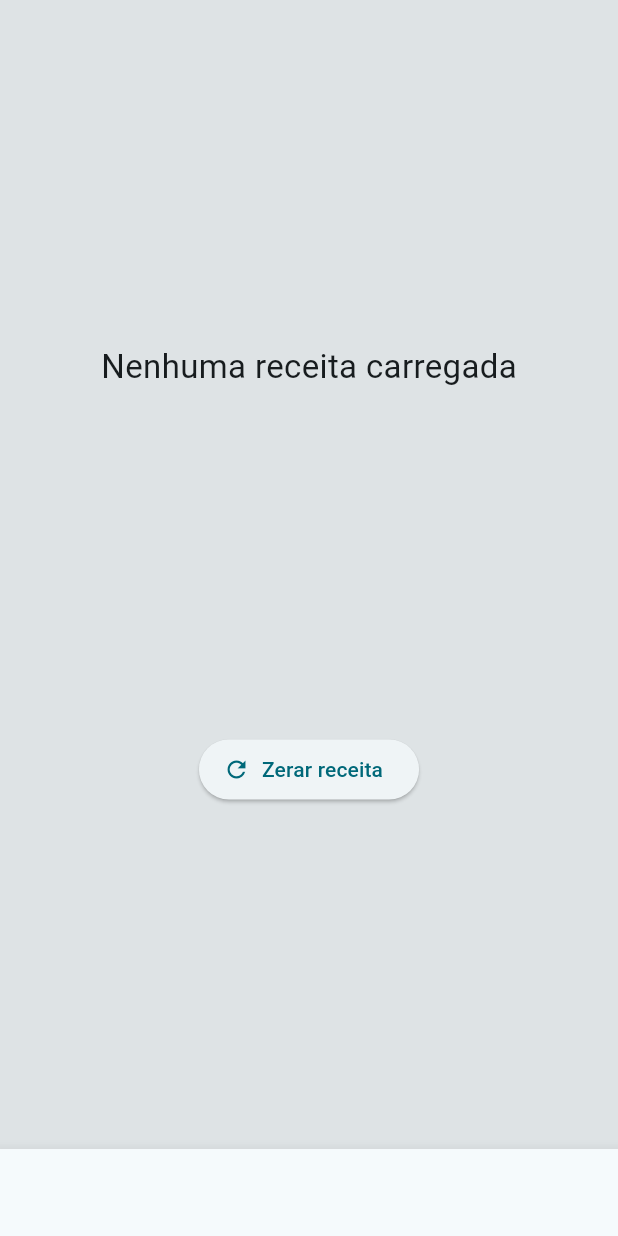
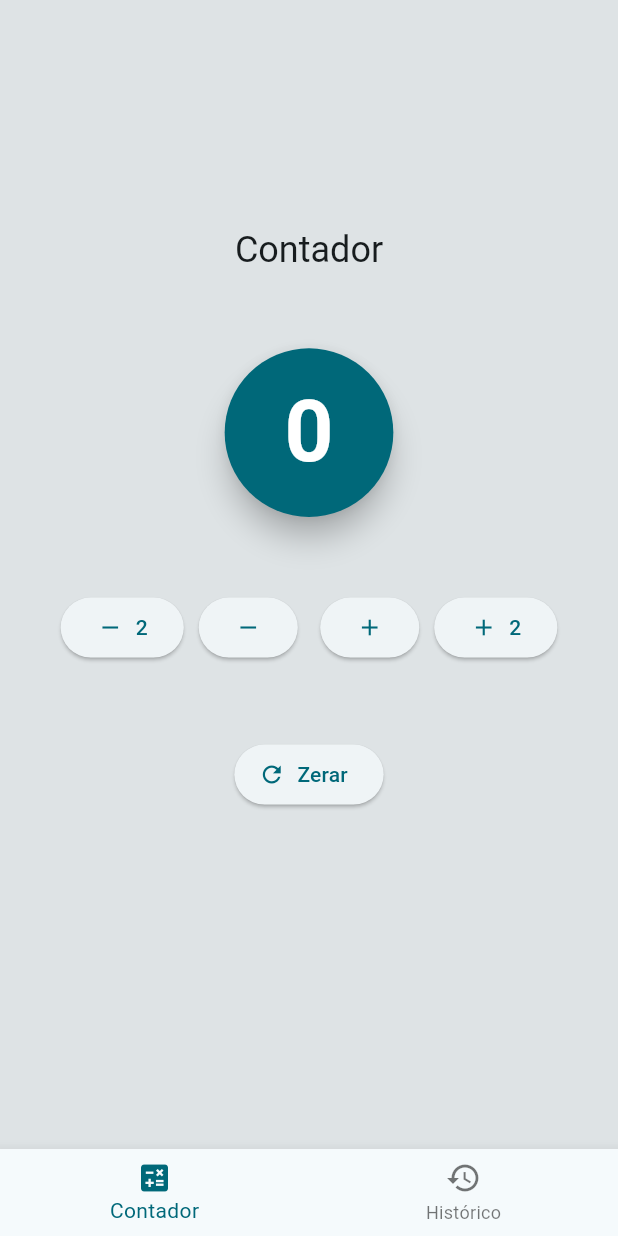
Before and after one commit to walteraf/imd-contadorapp, a Flutter app: the screen it shows after launch, on a phone screen of 412 x 824 dp. Run offline on Flutter 3.47's test engine with Material 3 defaults, Android fonts, the phone set to English and light mode, and no system bars.

Commit message:
Revert "feat: implementação do contador de passos do crochÊ"
This reverts commit 6a638da854573239a1d5db98ec8e8d351aec9e06.

```diff
--- a/devtools_options.yaml
+++ /dev/null
@@ -1,3 +0,0 @@
-description: This file stores settings for Dart & Flutter DevTools.
-documentation: https://docs.flutter.dev/tools/devtools/extensions#configure-extension-enablement-states
-extensions:
--- a/lib/main.dart
+++ b/lib/main.dart
@@ -1,10 +1,7 @@
 import 'package:flutter/material.dart';
 import 'package:provider/provider.dart';
-import 'pages/cadastrar_receita_page.dart';
 import 'pages/home_page.dart';
-import 'pages/lista_receitas_page.dart';
 import 'state/counter_app_state.dart';
-import 'state/receita_state.dart';
 
 void main() {
   runApp(const MyApp());
@@ -15,25 +12,16 @@ class MyApp extends StatelessWidget {
 
   @override
   Widget build(BuildContext context) {
-    return MultiProvider(
-      providers: [
-        ChangeNotifierProvider(create: (_) => CounterAppState()),
-        ChangeNotifierProvider(create: (_) => ReceitaState()),
-      ],
+    return ChangeNotifierProvider(
+      create: (context) => CounterAppState(),
       child: MaterialApp(
         title: 'Contador App',
         theme: ThemeData(
           useMaterial3: true,
           colorScheme: ColorScheme.fromSeed(
-            seedColor: const Color.fromARGB(255, 11, 113, 131),
-          ),
+              seedColor: const Color.fromARGB(255, 11, 113, 131)),
         ),
-        initialRoute: "/",
-        routes: {
-          "/": (context) => const HomePage(),
-          "/cadastrar": (context) => const CadastrarReceitaPage(),
-          "/receitas": (context) => const ListaReceitasPage(),
-        },
+        home: const HomePage(),
       ),
     );
   }
--- a/lib/models/receita.dart
+++ /dev/null
@@ -1,27 +0,0 @@
-import 'receita_passo.dart';
-
-class Receita {
-  final String titulo;
-  final List<ReceitaPasso> passos;
-
-  Receita({
-    required this.titulo,
-    required this.passos,
-  });
-
-  Map<String, dynamic> toMap() {
-    return {
-      "titulo": titulo,
-      "passos": passos.map((p) => p.toMap()).toList(),
-    };
-  }
-
-  factory Receita.fromMap(Map<String, dynamic> map) {
-    return Receita(
-      titulo: map["titulo"],
-      passos: (map["passos"] as List)
-          .map((p) => ReceitaPasso.fromMap(p))
-          .toList(),
-    );
-  }
-}
--- a/lib/models/receita_passo.dart
+++ /dev/null
@@ -1,23 +0,0 @@
-class ReceitaPasso {
-  final String descricao;
-  final int repeticoes;
-
-  ReceitaPasso({
-    required this.descricao,
-    required this.repeticoes,
-  });
-
-  Map<String, dynamic> toMap() {
-    return {
-      "descricao": descricao,
-      "repeticoes": repeticoes,
-    };
-  }
-
-  factory ReceitaPasso.fromMap(Map<String, dynamic> map) {
-    return ReceitaPasso(
-      descricao: map["descricao"],
-      repeticoes: map["repeticoes"],
-    );
-  }
-}
--- a/lib/pages/counter_page.dart
+++ b/lib/pages/counter_page.dart
@@ -1,6 +1,7 @@
 import 'package:flutter/material.dart';
 import 'package:provider/provider.dart';
 import '../state/counter_app_state.dart';
+import '../widgets/big_counter_card.dart';
 
 class CounterPage extends StatelessWidget {
   const CounterPage({super.key});
@@ -8,91 +9,85 @@ class CounterPage extends StatelessWidget {
   @override
   Widget build(BuildContext context) {
     final appState = context.watch<CounterAppState>();
-    final passoAtual = appState.passoAtual;
+    final theme = Theme.of(context);
 
     return Center(
       child: Column(
         mainAxisAlignment: MainAxisAlignment.center,
         children: [
-          const Spacer(),
+          const Spacer(flex: 2),
+          Text(
+            'Contador',
+            style: theme.textTheme.headlineSmall,
+          ),
+          const SizedBox(height: 30),
+          BigCounterCard(counter: appState.counter),
+          const SizedBox(height: 30),
+          LayoutBuilder(builder: (context, constraints) {
+            bool isSmall = constraints.maxWidth < 600;
 
-          if (passoAtual != null)
-            Column(
+            return Row(
+              mainAxisSize: MainAxisSize.min,
               children: [
-                // Título da receita
-                Text(
-                  appState.currentRecipeTitle,
-                  style: const TextStyle(fontSize: 24, fontWeight: FontWeight.bold),
+                ElevatedButton(
+                  onPressed: appState.subtractTwo,
+                  child: Row(
+                    mainAxisSize: MainAxisSize.min,
+                    children: [
+                      Icon(Icons.remove),
+                      SizedBox(width: 8),
+                      Text('2'),
+                    ],
+                  ),
                 ),
-                const SizedBox(height: 10),
-
-                // Passo atual
-                Text(
-                  "Passo atual:",
-                  style: const TextStyle(fontSize: 22, fontWeight: FontWeight.w600),
+                const SizedBox(width: 10),
+                isSmall
+                    ? ElevatedButton(
+                        // Tela pequena
+                        onPressed: appState.decrement,
+                        child: const Icon(Icons.remove),
+                      )
+                    : ElevatedButton.icon(
+                        // Tela média a grande
+                        onPressed: appState.decrement,
+                        icon: const Icon(Icons.remove),
+                        label: const Text('Decrementar'),
+                      ),
+                const SizedBox(width: 15),
+                isSmall
+                    ? ElevatedButton(
+                        // Tela pequena
+                        onPressed: appState.increment,
+                        child: const Icon(Icons.add),
+                      )
+                    : ElevatedButton.icon(
+                        // Tela média a grande
+                        onPressed: appState.increment,
+                        icon: const Icon(Icons.add),
+                        label: const Text('Incrementar'),
+                      ),
+                const SizedBox(width: 10),
+                ElevatedButton(
+                  onPressed: appState.addTwo,
+                  child: Row(
+                    mainAxisSize: MainAxisSize.min,
+                    children: [
+                      Icon(Icons.add),
+                      SizedBox(width: 8),
+                      Text('2'),
+                    ],
+                  ),
                 ),
-                const SizedBox(height: 10),
-                Text(
-                  passoAtual.descricao,
-                  style: const TextStyle(fontSize: 28, fontWeight: FontWeight.bold),
-                  textAlign: TextAlign.center,
-                ),
-                const SizedBox(height: 10),
-                Text(
-                  "Repetição ${appState.repeticoesFeitasNoPasso} / ${passoAtual.repeticoes}",
-                  style: const TextStyle(fontSize: 18),
-                ),
-                const SizedBox(height: 20),
-
-                // Botões Voltar / Avançar
-                Row(
-                  mainAxisAlignment: MainAxisAlignment.center,
-                  children: [
-                    ElevatedButton.icon(
-                      onPressed: (appState.repeticoesFeitasNoPasso > 0 ||
-                              appState.currentStepIndex > 0)
-                          ? appState.voltarRepeticao
-                          : null,
-                      icon: const Icon(Icons.navigate_before),
-                      label: const Text("Voltar"),
-                    ),
-                    const SizedBox(width: 20),
-                    ElevatedButton.icon(
-                      onPressed: (appState.currentStepIndex < appState.passos.length - 1 ||
-                              appState.repeticoesFeitasNoPasso < passoAtual.repeticoes)
-                          ? appState.avancarRepeticao
-                          : null,
-                      icon: const Icon(Icons.navigate_next),
-                      label: const Text("Avançar"),
-                    ),
-                  ],
-                ),
-                const SizedBox(height: 20),
-
-                // Conclusão da receita
-                if (appState.currentStepIndex == appState.passos.length - 1 &&
-                    appState.repeticoesFeitasNoPasso == passoAtual.repeticoes)
-                  const Text(
-                    "Receita concluída! 🎉",
-                    style: TextStyle(fontSize: 20, color: Colors.green),
-                  ),
               ],
-            )
-          else
-            const Text(
-              "Nenhuma receita carregada",
-              style: TextStyle(fontSize: 22),
-            ),
-
-          const Spacer(),
-
+            );
+          }),
+          const SizedBox(height: 50),
           ElevatedButton.icon(
             onPressed: appState.reset,
             icon: const Icon(Icons.refresh),
-            label: const Text("Zerar receita"),
+            label: const Text('Zerar'),
           ),
-
-          const Spacer(),
+          const Spacer(flex: 3),
         ],
       ),
     );
--- a/lib/pages/home_page.dart
+++ b/lib/pages/home_page.dart
@@ -1,6 +1,4 @@
 import 'package:flutter/material.dart';
-import 'package:flutter_application_unid2/pages/cadastrar_receita_page.dart';
-import 'package:flutter_application_unid2/pages/lista_receitas_page.dart';
 import 'counter_page.dart';
 import 'history_page.dart';
 
@@ -27,12 +25,6 @@ class _HomePageState extends State<HomePage> {
       case 1:
         page = HistoryPage();
         break;
-      case 2:
-        page = CadastrarReceitaPage();
-        break;
-      case 3:
-        page = ListaReceitasPage();   // ⭐ NOVA PÁGINA: LISTA DE RECEITAS
-        break;
       default:
         throw UnimplementedError("Página não existe");
     }
@@ -48,7 +40,7 @@ class _HomePageState extends State<HomePage> {
     return Scaffold(
       body: LayoutBuilder(
         builder: (context, constraints) {
-          // Layout celular
+          // Layout para celular
           if (constraints.maxWidth < 450) {
             return Column(
               children: [
@@ -68,14 +60,6 @@ class _HomePageState extends State<HomePage> {
                         icon: Icon(Icons.history),
                         label: 'Histórico',
                       ),
-                      BottomNavigationBarItem(
-                        icon: Icon(Icons.edit_note),
-                        label: 'Cadastrar',
-                      ),
-                      BottomNavigationBarItem(
-                        icon: Icon(Icons.list_alt),  // ⭐ ÍCONE DA LISTA
-                        label: 'Receitas',
-                      ),
                     ],
                   ),
                 ),
@@ -83,7 +67,7 @@ class _HomePageState extends State<HomePage> {
             );
           }
 
-          // Layout tablet/desktop
+          // Layout para tablet/desktop
           return Row(
             children: [
               SafeArea(
@@ -102,14 +86,6 @@ class _HomePageState extends State<HomePage> {
                       icon: Icon(Icons.history),
                       label: Text('Histórico'),
                     ),
-                    NavigationRailDestination(
-                      icon: Icon(Icons.edit_note),
-                      label: Text('Cadastrar'),
-                    ),
-                    NavigationRailDestination(
-                      icon: Icon(Icons.list_alt), // ⭐ LISTA
-                      label: Text('Receitas'),
-                    ),
                   ],
                 ),
               ),
--- a/lib/state/counter_app_state.dart
+++ b/lib/state/counter_app_state.dart
@@ -1,22 +1,9 @@
 import 'package:flutter/material.dart';
-
-class StepData {
-  final String descricao;
-  final int repeticoes;
-  StepData({required this.descricao, required this.repeticoes});
-}
 
 class CounterAppState extends ChangeNotifier {
   int counter = 0;
   List<int> history = [];
 
-  // ---------- VARIÁVEIS DA RECEITA ----------
-  String currentRecipeTitle = "";         // Título da receita
-  List<StepData> passos = [];             // Lista de passos
-  int currentStepIndex = 0;               // Passo atual
-  int repeticoesFeitasNoPasso = 0;        // Quantas repetições já foram feitas no passo atual
-
-  // ---------- CONTADOR ----------
   void increment() {
     counter++;
     history.insert(0, counter);
@@ -40,7 +27,9 @@ class CounterAppState extends ChangeNotifier {
   void subtractTwo() {
     if (counter > 0) {
       counter -= 2;
-      if (counter < 0) counter = 0;
+      if (counter < 0) {
+        counter = 0; //Para não ficar com o cotnador negativo
+      }
       history.insert(0, counter);
       notifyListeners();
     }
@@ -48,10 +37,6 @@ class CounterAppState extends ChangeNotifier {
 
   void reset() {
     counter = 0;
-    currentRecipeTitle = "";
-    passos = [];
-    currentStepIndex = 0;
-    repeticoesFeitasNoPasso = 0;
     history.insert(0, counter);
     notifyListeners();
   }
@@ -60,43 +45,4 @@ class CounterAppState extends ChangeNotifier {
     history.clear();
     notifyListeners();
   }
-
-  // ---------- CARREGAR UMA RECEITA ----------
-  void carregarReceita({required String titulo, required List<StepData> passos}) {
-    currentRecipeTitle = titulo;
-    this.passos = passos;
-    currentStepIndex = 0;
-    repeticoesFeitasNoPasso = 0;
-    notifyListeners();
-  }
-
-  StepData? get passoAtual {
-    if (passos.isEmpty || currentStepIndex >= passos.length) return null;
-    return passos[currentStepIndex];
-  }
-
-  // ---------- AVANÇAR 1 REPETIÇÃO ----------
-  void avancarRepeticao() {
-    final passo = passoAtual;
-    if (passo == null) return;
-
-    if (repeticoesFeitasNoPasso < passo.repeticoes) {
-      repeticoesFeitasNoPasso++;
-    } else if (currentStepIndex < passos.length - 1) {
-      currentStepIndex++;
-      repeticoesFeitasNoPasso = 0;
-    }
-    notifyListeners();
-  }
-
-  // ---------- VOLTAR 1 REPETIÇÃO ----------
-  void voltarRepeticao() {
-    if (repeticoesFeitasNoPasso > 0) {
-      repeticoesFeitasNoPasso--;
-    } else if (currentStepIndex > 0) {
-      currentStepIndex--;
-      repeticoesFeitasNoPasso = passos[currentStepIndex].repeticoes;
-    }
-    notifyListeners();
-  }
 }
```
Also changed, not shown: lib/pages/cadastrar_receita_page.dart (deleted, +0 -154 lines), lib/pages/lista_receitas_page.dart (deleted, +0 -67 lines), lib/state/receita_state.dart (deleted, +0 -38 lines).
